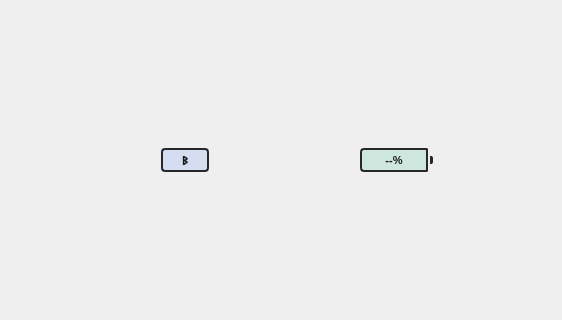
NioyDev/Quick-PanelCPlusPlus, file ui/mainwindow.ui: the form before one commit; both pictures show x 0 to 562 and y 140 to 460 of the 800 by 600 pixel window.
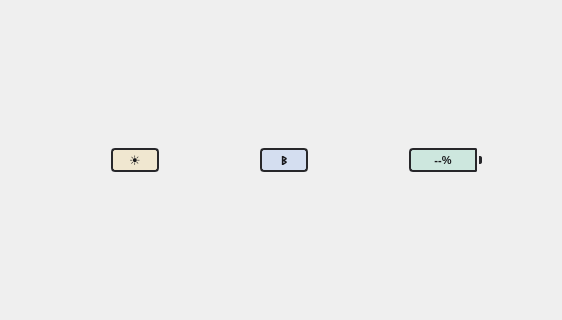
The form after the commit.

Commit message: feat(brightness): agregar control de brillo rápido con soporte Windows y Linux

What changed in the file:
```diff
--- a/ui/mainwindow.ui
+++ b/ui/mainwindow.ui
@@ -26,6 +26,37 @@
 						</property>
 					</spacer>
 				</item>
+				<item>
+				<!-- Botón de Brillo -->
+				<widget class="QPushButton" name="btnBrightness">
+					<property name="text">
+						<string>☀</string>
+					</property>
+					<property name="cursor">
+						<cursorShape>PointingHandCursor</cursorShape>
+					</property>
+					<property name="styleSheet">
+						<string notr="true">
+							QPushButton#btnBrightness {
+							background-color: rgba(251, 191, 36, 0.15);
+							color: #18181b;
+							font-weight: bold;
+							font-size: 13px;
+							border: 2px solid #27272a;
+							border-radius: 4px;
+							padding: 1px 4px;
+							min-width: 28px;
+							max-width: 36px;
+							max-height: 18px;
+							}
+							QPushButton#btnBrightness:hover {
+							background-color: rgba(251, 191, 36, 0.30);
+							border-color: #f59e0b;
+							}
+						</string>
+					</property>
+				</widget>
+				</item>
 				<item>
 					<!-- Botón de Bluetooth -->
 					<widget class="QPushButton" name="btnBluetooth">
```
The commit also changes 14 other files.
